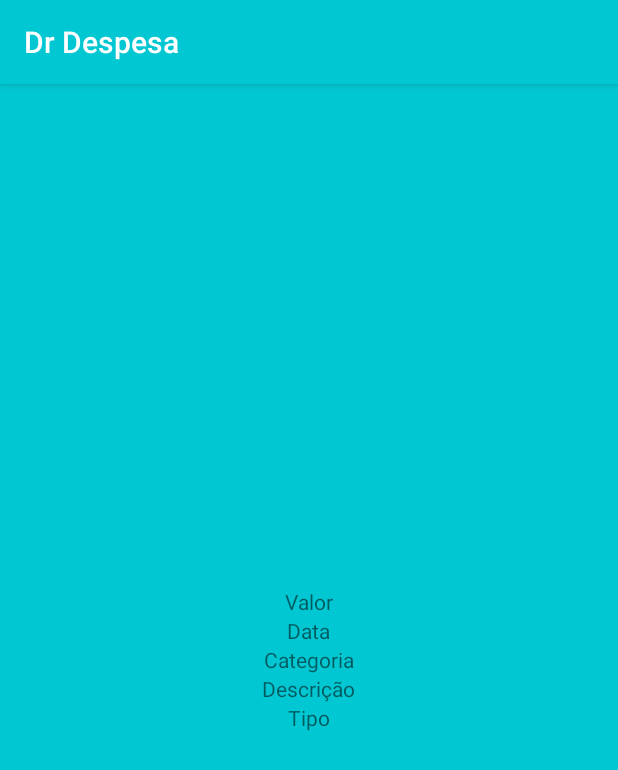
After one commit to fabriciocurvello/DrDespesa, an Android app: the DetalheActivity screen opened directly, with no data from a screen before it, on a phone screen of 412 x 824 dp. The commit adds this screen. Shown: the top 770 px of the screen. Run offline under Robolectric (Android 15) with nearby library versions, the phone set to English and light mode, and no system bars.

Commit message:
Exibição de TextView quando a movimentação do mês aberto é vazia

```diff
--- /dev/null
+++ b/app/src/main/java/com/example/fabricio/drdespesa/activity/DetalheActivity.java
@@ -0,0 +1,17 @@
+package com.example.fabricio.drdespesa.activity;
+
+import android.support.v7.app.AppCompatActivity;
+import android.os.Bundle;
+
+import com.example.fabricio.drdespesa.R;
+
+public class DetalheActivity extends AppCompatActivity {
+
+    @Override
+    protected void onCreate(Bundle savedInstanceState) {
+        super.onCreate(savedInstanceState);
+        setContentView(R.layout.activity_detalhe);
+
+
+    }
+}
--- /dev/null
+++ b/app/src/main/res/layout/activity_detalhe.xml
@@ -0,0 +1,54 @@
+<?xml version="1.0" encoding="utf-8"?>
+<android.support.constraint.ConstraintLayout xmlns:android="http://schemas.android.com/apk/res/android"
+    xmlns:app="http://schemas.android.com/apk/res-auto"
+    xmlns:tools="http://schemas.android.com/tools"
+    android:layout_width="match_parent"
+    android:layout_height="match_parent"
+    tools:context=".activity.DetalheActivity">
+
+    <LinearLayout
+        android:id="@+id/linearLayout"
+        android:layout_width="match_parent"
+        android:layout_height="match_parent"
+        android:background="@color/colorPrimary"
+        android:gravity="center"
+        android:orientation="vertical"
+        android:padding="10dp"
+        app:layout_constraintEnd_toEndOf="parent"
+        app:layout_constraintStart_toStartOf="parent"
+        app:layout_constraintTop_toTopOf="parent">
+
+        <TextView
+            android:id="@+id/textValorDetalhe"
+            android:layout_width="wrap_content"
+            android:layout_height="wrap_content"
+            android:text="Valor"    />
+
+        <TextView
+            android:id="@+id/textDataDetalhe"
+            android:layout_width="wrap_content"
+            android:layout_height="wrap_content"
+            android:text="Data"    />
+
+        <TextView
+            android:id="@+id/textCategoriaDetalhe"
+            android:layout_width="wrap_content"
+            android:layout_height="wrap_content"
+            android:text="Categoria"    />
+
+        <TextView
+            android:id="@+id/textDescricaoDetalhe"
+            android:layout_width="wrap_content"
+            android:layout_height="wrap_content"
+            android:text="Descrição"    />
+
+        <TextView
+            android:id="@+id/textTipoDetalhe"
+            android:layout_width="wrap_content"
+            android:layout_height="wrap_content"
+            android:text="Tipo"    />
+
+    </LinearLayout>
+
+
+</android.support.constraint.ConstraintLayout>
```
Also changed, not shown: app/src/main/AndroidManifest.xml (+7 -2 lines), app/src/main/java/com/example/fabricio/drdespesa/activity/MainActivity.java (+10 -3 lines), app/src/main/res/layout/content_main.xml (+21 -4 lines).
